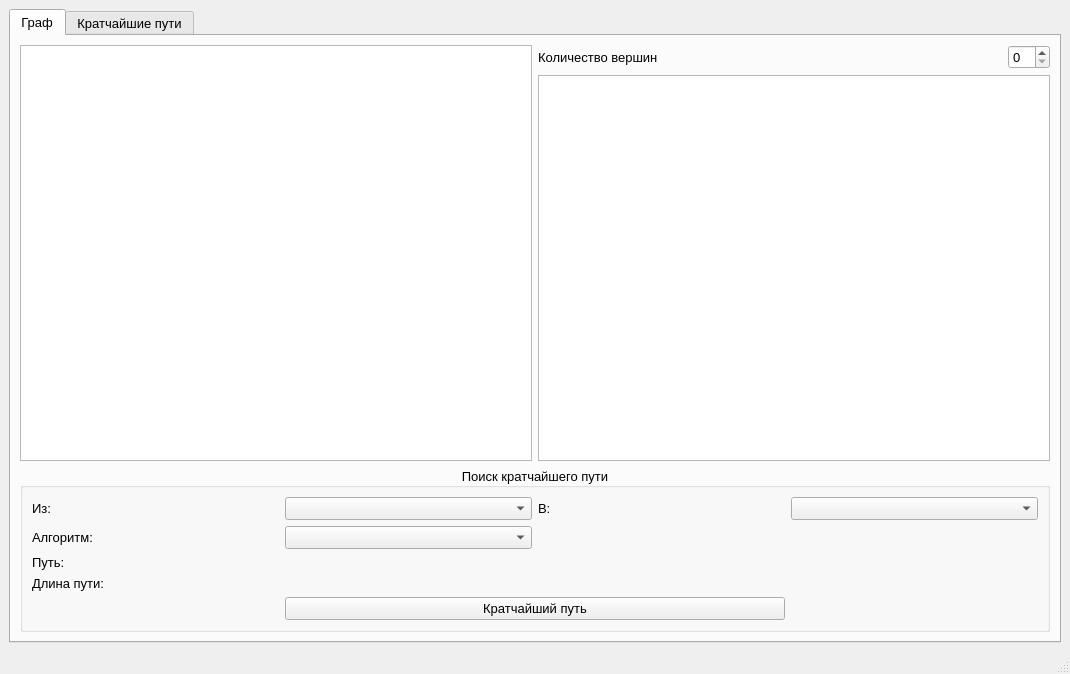
The window that mainwindow.ui (DarkSunGwendolyn/AlgorithmModel) describes before a commit, drawn with Qt 5.
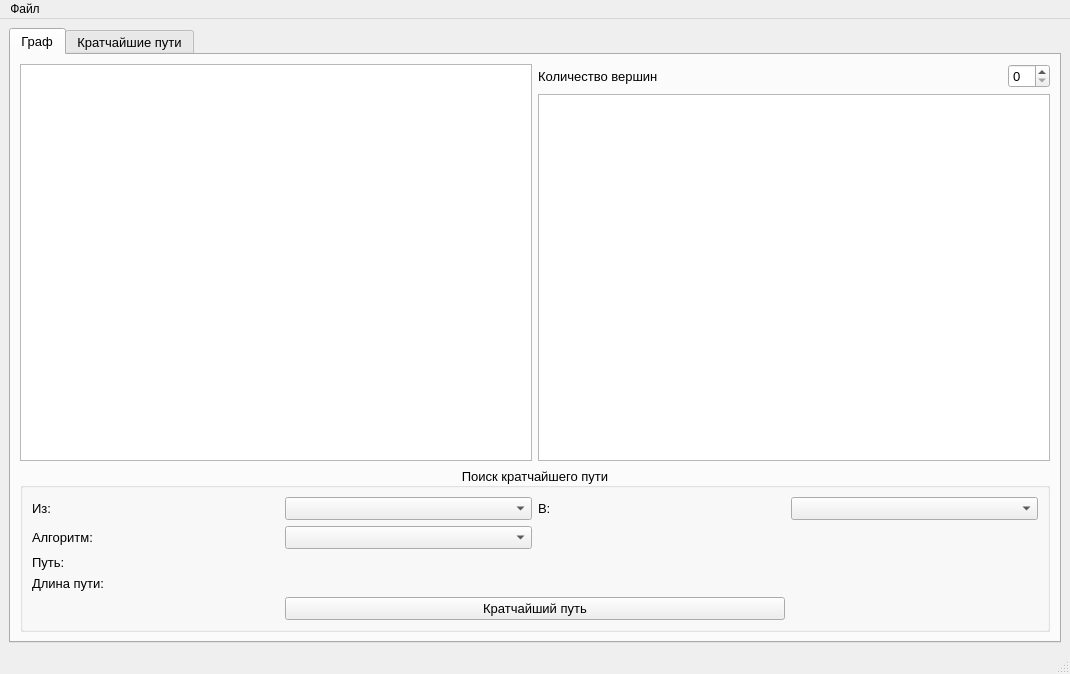
The same window after the commit. The open tabs and pages were chosen to show the change. Custom widgets are drawn as their Qt base class.

```diff
--- a/mainwindow.ui
+++ b/mainwindow.ui
@@ -322,6 +322,14 @@
      <height>26</height>
     </rect>
    </property>
+   <widget class="QMenu" name="menuFile">
+    <property name="title">
+     <string>Файл</string>
+    </property>
+    <addaction name="actionSave"/>
+    <addaction name="actionLoad"/>
+   </widget>
+   <addaction name="menuFile"/>
   </widget>
   <widget class="QStatusBar" name="statusbar"/>
  </widget>
```
Left out of the diff: 12 changed lines with no effect on the pictures.
